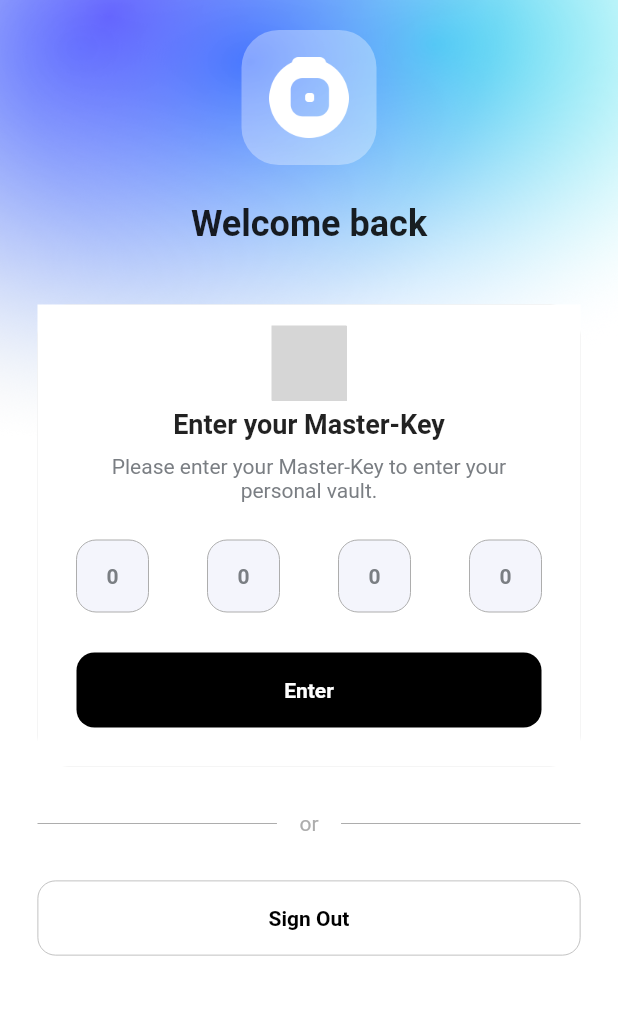
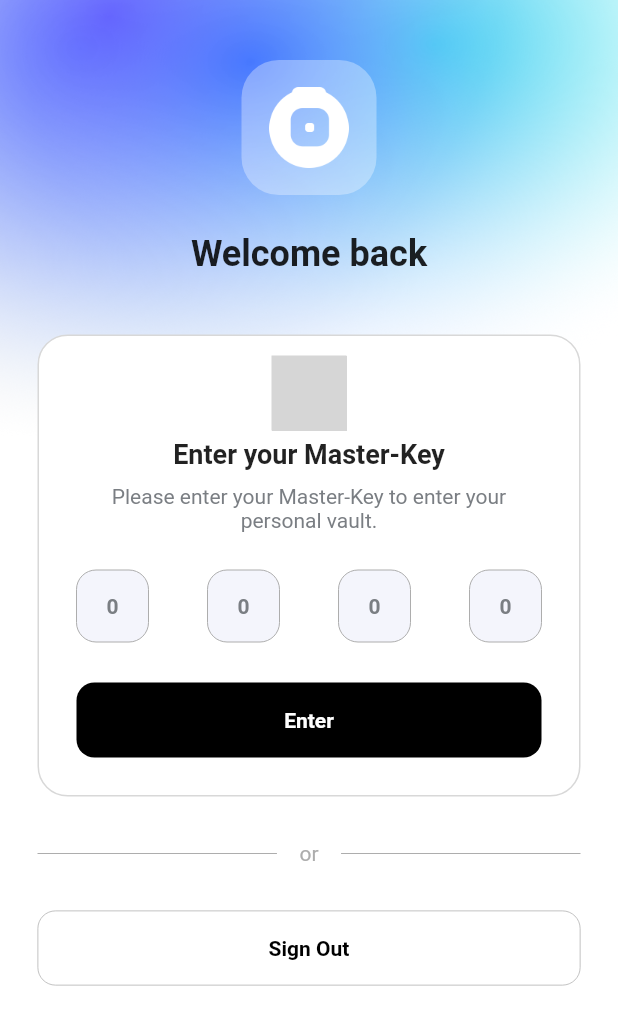
Before and after one commit to leonmsdev/vault, a Flutter app: the MasterKey screen opened by its route, on a phone screen of 412 x 824 dp. Shown: the top 1025 px of the screen. Run offline on Flutter 3.47's test engine with Material 2 defaults, Android fonts, the phone set to English and light mode, and no system bars; our stand-ins replace firebase_auth, firebase_core, flutter_riverpod, go_router, lottie; accounts and stored records are empty; grey boxes are pictures that could not be loaded.

Commit message:
fix(ui):assign color value to decoration property

```diff
--- a/lib/features/auth/screens/master_key_screen.dart
+++ b/lib/features/auth/screens/master_key_screen.dart
@@ -21,7 +21,7 @@ class MasterKey extends StatelessWidget {
               padding: const EdgeInsets.symmetric(horizontal: 25),
               child: Column(
                 children: [
-                  const SizedBox(height: 20),
+                  const SizedBox(height: 40),
                   const Center(
                     child: TransparentLogo(),
                   ),
@@ -34,8 +34,8 @@ class MasterKey extends StatelessWidget {
                   Column(
                     children: [
                       Container(
-                        color: Colors.white,
                         decoration: BoxDecoration(
+                          color: Colors.white,
                           border: Border.all(color: ligthGrey),
                           borderRadius: BorderRadius.circular(20),
                         ),
--- a/lib/features/auth/screens/verification_screen.dart
+++ b/lib/features/auth/screens/verification_screen.dart
@@ -21,7 +21,7 @@ class VerifyEmail extends StatelessWidget {
               padding: const EdgeInsets.symmetric(horizontal: 25),
               child: Column(
                 children: [
-                  const SizedBox(height: 20),
+                  const SizedBox(height: 40),
                   const Center(
                     child: TransparentLogo(),
                   ),
```
